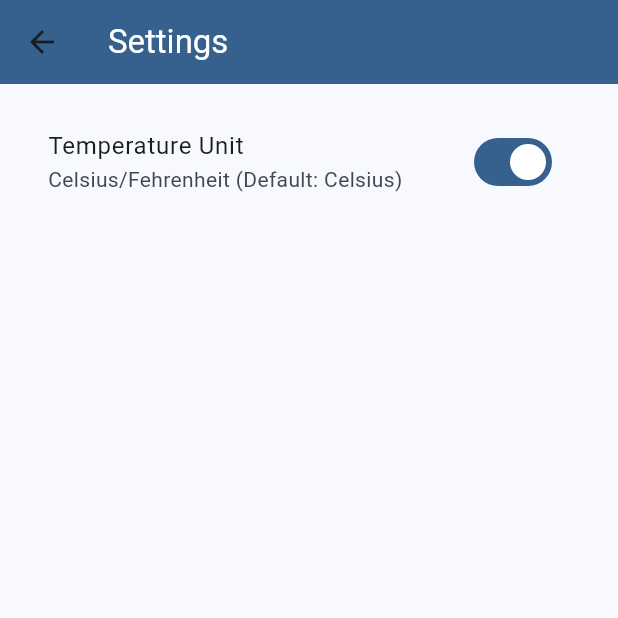
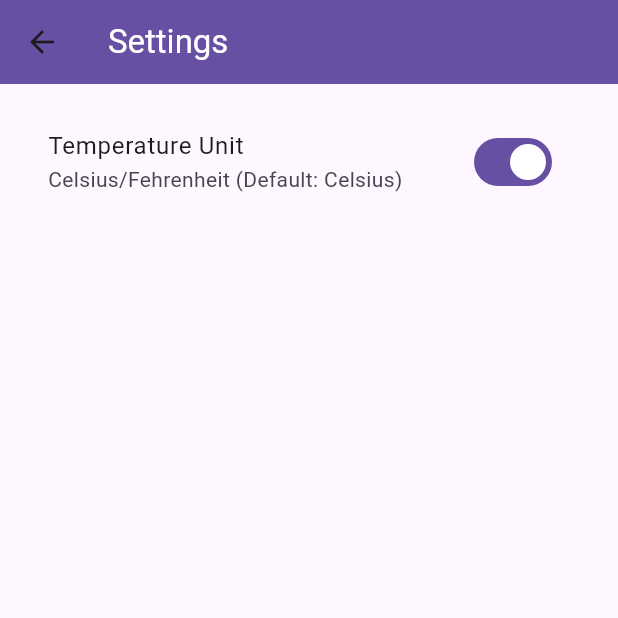
Before and after one commit to MySelfMukund/flutter_weatherapp_cubit_streamsubscription, a Flutter app: the screen it shows after launch, after a tap on the "settings" icon, on a phone screen of 412 x 824 dp, the top half of it. Run offline on Flutter 3.47's test engine with Material 3 defaults, Android fonts, the phone set to English and light mode, and no system bars; our stand-ins replace equatable, flutter_bloc, flutter_dotenv, recase.

Commit message:
Theme Cubit Added to aoto theme change as per the temp

```diff
--- a/lib/cubits/temp_setting/temp_setting_cubit.dart
+++ b/lib/cubits/temp_setting/temp_setting_cubit.dart
@@ -1,5 +1,5 @@
-import 'package:bloc/bloc.dart';
 import 'package:equatable/equatable.dart';
+import 'package:flutter_bloc/flutter_bloc.dart';
 
 part 'temp_setting_state.dart';
 
@@ -8,6 +8,5 @@ class TempSettingCubit extends Cubit<TempSettingState> {
 
   void toggleTempUnit() {
     emit(state.copyWith(tempUnit: state.tempUnit == TempUnit.celsius ? TempUnit.fahrenheit : TempUnit.celsius));
-    print(state.tempUnit);
   }
 }
--- /dev/null
+++ b/lib/cubits/theme_cubit/theme_cubit.dart
@@ -0,0 +1,31 @@
+// ignore_for_file: public_member_api_docs, sort_constructors_first
+import 'dart:async';
+
+import 'package:equatable/equatable.dart';
+import 'package:flutter_bloc/flutter_bloc.dart';
+import 'package:weather_app_cubit_steam_subscription/constants.dart/constants.dart';
+
+import 'package:weather_app_cubit_steam_subscription/cubits/weather/weather_cubit.dart';
+
+part 'theme_state.dart';
+
+class ThemeCubit extends Cubit<ThemeState> {
+  late StreamSubscription weatherStreamSubscription;
+  final WeatherCubit weatherCubit;
+  ThemeCubit({required this.weatherCubit}) : super(ThemeState.inital()) {
+    weatherStreamSubscription = weatherCubit.stream.listen((WeatherState weatherState) {
+      print(weatherState.weather.toString());
+      if (weatherState.weather.temp > kWarmOrNot) {
+        emit(state.copyWith(themeStatus: AppTheme.light));
+      } else {
+        emit(state.copyWith(themeStatus: AppTheme.dark));
+      }
+    });
+  }
+
+  @override
+  Future<void> close() {
+    weatherStreamSubscription.cancel();
+    return super.close();
+  }
+}
--- /dev/null
+++ b/lib/cubits/theme_cubit/theme_state.dart
@@ -0,0 +1,29 @@
+// ignore_for_file: public_member_api_docs, sort_constructors_first
+part of 'theme_cubit.dart';
+
+enum AppTheme { light, dark }
+
+class ThemeState extends Equatable {
+  final AppTheme appTheme;
+  const ThemeState({
+    this.appTheme = AppTheme.light,
+  });
+
+  factory ThemeState.inital() {
+    return const ThemeState();
+  }
+
+  @override
+  List<Object> get props => [appTheme];
+
+  ThemeState copyWith({
+    AppTheme? themeStatus,
+  }) {
+    return ThemeState(
+      appTheme: themeStatus ?? this.appTheme,
+    );
+  }
+
+  @override
+  bool get stringify => true;
+}
--- a/lib/cubits/weather/weather_cubit.dart
+++ b/lib/cubits/weather/weather_cubit.dart
@@ -16,13 +16,11 @@ class WeatherCubit extends Cubit<WeatherState> {
 
     try {
       final Weather weather = await weatherRepository.getWeather(city);
-      print("State $state");
       emit(state.copyWith(weather: weather, status: WeatherStatus.loaded));
 
       return weather;
     } on CustomError catch (e) {
       emit(state.copyWith(error: e, status: WeatherStatus.error));
-      print("State $state");
     }
     return null;
   }
--- a/lib/main.dart
+++ b/lib/main.dart
@@ -7,6 +7,7 @@ import 'package:flutter_bloc/flutter_bloc.dart';
 import 'package:http/http.dart' as http;
 
 import 'cubits/temp_setting/temp_setting_cubit.dart';
+import 'cubits/theme_cubit/theme_cubit.dart';
 import 'repositors/weather_repository.dart';
 import 'services/weather_servces.dart';
 
@@ -32,14 +33,20 @@ class _MyAppState extends State<MyApp> {
         providers: [
           BlocProvider<WeatherCubit>(create: (context) => WeatherCubit(weatherRepository: context.read<WeatherRepository>())),
           BlocProvider<TempSettingCubit>(create: (context) => TempSettingCubit()),
+          BlocProvider<ThemeCubit>(create: (context) => ThemeCubit(weatherCubit: context.read<WeatherCubit>()))
         ],
-        child: MaterialApp(
-          title: 'Weather App',
-          theme: ThemeData(
-            colorScheme: ColorScheme.fromSeed(seedColor: Colors.blue), // useMaterial3: true,
-          ),
-          routes: {
-            '/': (context) => const HomePage(),
+        child: BlocBuilder<ThemeCubit, ThemeState>(
+          builder: (context, state) {
+            return MaterialApp(
+              title: 'Weather App',
+              theme: state.appTheme == AppTheme.light ? ThemeData.light() : ThemeData.dark(),
+              // ThemeData(
+              //   colorScheme: ColorScheme.fromSeed(seedColor: Colors.blue), // useMaterial3: true,
+              // ),
+              routes: {
+                '/': (context) => const HomePage(),
+              },
+            );
           },
         ),
       ),
--- a/lib/repositors/weather_repository.dart
+++ b/lib/repositors/weather_repository.dart
@@ -16,12 +16,10 @@ class WeatherRepository {
     try {
       final DirectGeocoding directGeocoding = await weatherApiServces.getDirectGeoCoding(city);
 
-      print("Direct Geocoding: ${directGeocoding.toString()}");
-
       final Weather tempWeather = await weatherApiServces.getWeather(directGeocoding);
 
       final Weather weather = tempWeather.copyWith(name: directGeocoding.name, country: directGeocoding.country);
-      print("Weather: ${weather.toString()}");
+
       return weather;
     } on WeatherExceptions catch (e) {
       throw CustomError(errMessage: e.message);
```
